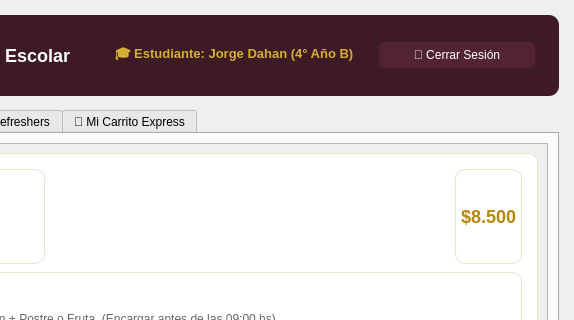
The window that app/mainwindow.ui (gabrielnogueramelendez-cpu/Qt-creator-Berea) describes before a commit, drawn with Qt 5; both pictures show x 476 to 1050 and y 0 to 320 of the 1050 by 720 pixel window.
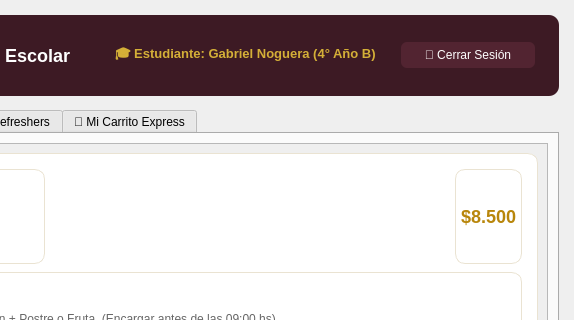
The same window after the commit.

Commit message:
Usar a Gabriel Noguera como alumno de ejemplo
Reemplaza los datos de ejemplo del alumno (Jorge Dahán) por
Gabriel Noguera, DNI 95671088, gnoguera@bue.edu.ar, 4° Año B, y el
segundo pedido de ejemplo por Martina López. Las capturas de la
presentación se volvieron a sacar desde la app compilada.

Solo cambian datos de ejemplo y placeholders, no la lógica.

The edit to the form file:
```diff
--- a/app/mainwindow.ui
+++ b/app/mainwindow.ui
@@ -43,7 +43,7 @@
          <item>
           <widget class="QLabel" name="lblUserGreeting">
            <property name="text">
-            <string>🎓 Estudiante: Jorge Dahan (4° Año B)</string>
+            <string>🎓 Estudiante: Gabriel Noguera (4° Año B)</string>
            </property>
            <property name="styleSheet">
             <string>color: #D4AF37; font-weight: bold; font-size: 13px;</string>
```
The commit also changes 11 other files.
